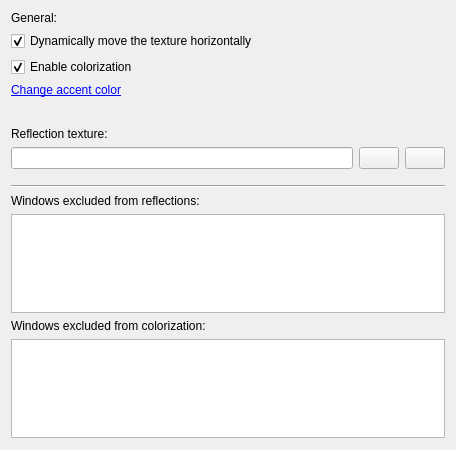
This is KWin/kwin_reflect/src/kcm/blur_config.ui in aeroshell-desktop/aerothemeplasma as Qt 5 draws it before an edit. The edited form follows.
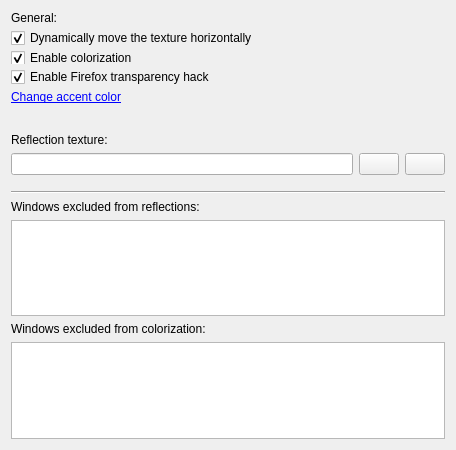
This is the edited form. Icons and pictures are not drawn.

Patch:
```diff
--- a/KWin/kwin_reflect/src/kcm/blur_config.ui
+++ b/KWin/kwin_reflect/src/kcm/blur_config.ui
@@ -58,6 +58,16 @@
        </property>
       </widget>
      </item>
+     <item>
+      <widget class="QCheckBox" name="kcfg_EnableFirefoxHack">
+       <property name="text">
+        <string>Enable Firefox transparency hack</string>
+       </property>
+       <property name="checked">
+        <bool>true</bool>
+       </property>
+      </widget>
+     </item>
      <item>
       <widget class="QLabel" name="showAccentColor_label">
        <property name="cursor">
```
